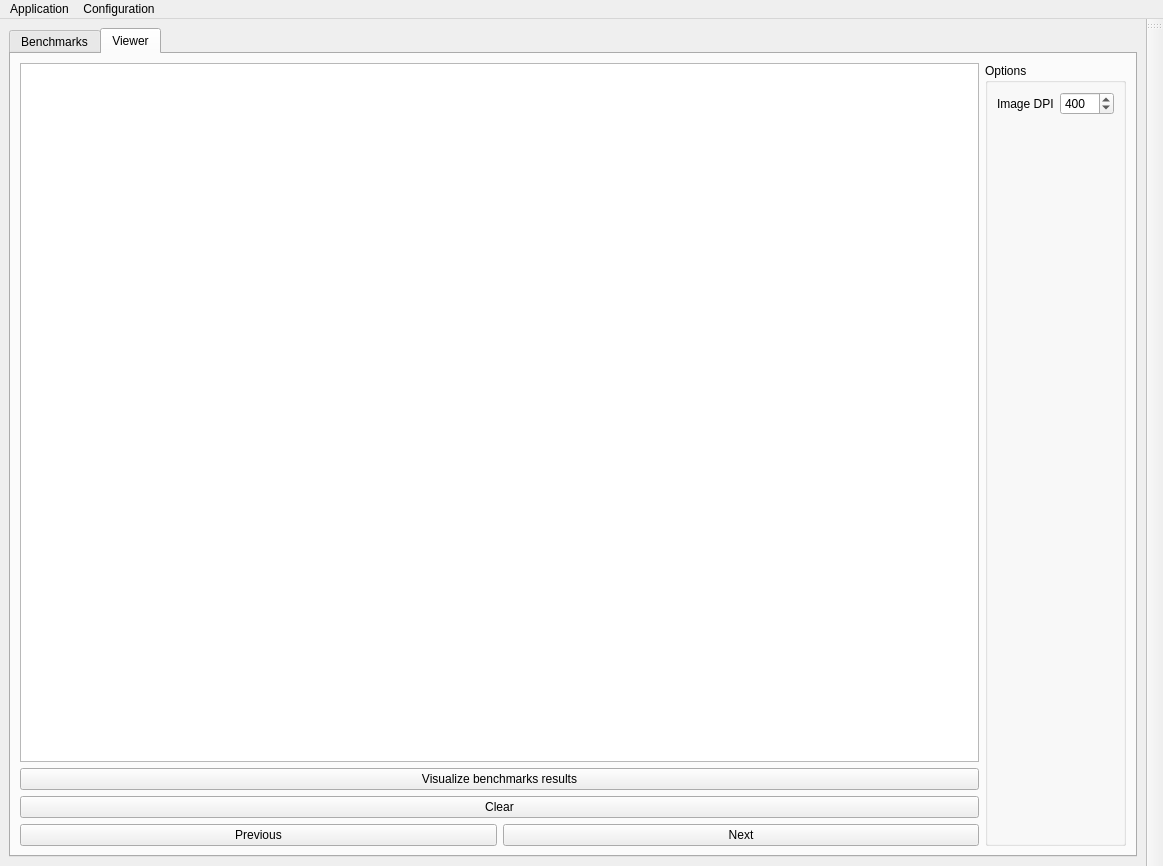
CTCycle/TKBEN-tokenizers-benchmarker, file TokenBenchy/app/assets/window_layout.ui: the form before one commit.
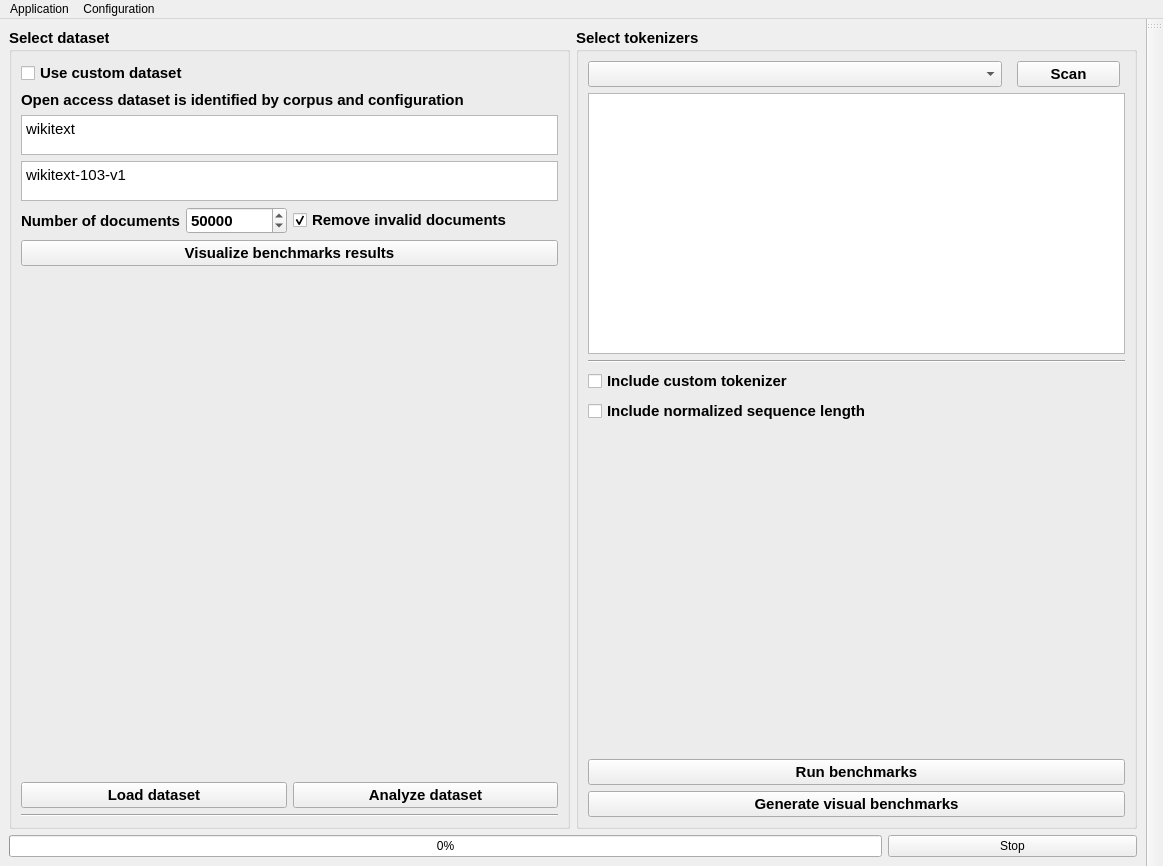
The form after the commit. The open tabs and pages were chosen to show the change.

Commit message: removed viewer from application

Patch:
```diff
--- a/TokenBenchy/app/assets/window_layout.ui
+++ b/TokenBenchy/app/assets/window_layout.ui
@@ -26,25 +26,9 @@
    <property name="styleSheet">
     <string notr="true"/>
    </property>
-   <layout class="QGridLayout" name="gridLayout_3">
-    <item row="0" column="0">
-     <widget class="QTabWidget" name="tabWidget">
-      <property name="maximumSize">
-       <size>
-        <width>16777215</width>
-        <height>16777212</height>
-       </size>
-      </property>
-      <property name="currentIndex">
-       <number>0</number>
-      </property>
-      <widget class="QWidget" name="benchmarkTab">
-       <attribute name="title">
-        <string>Benchmarks</string>
-       </attribute>
        <layout class="QVBoxLayout" name="verticalLayout_2">
         <item>
-         <layout class="QHBoxLayout" name="horizontalLayout" stretch="0,0">
+     <layout class="QHBoxLayout" name="horizontalLayout_3">
           <item>
            <widget class="QGroupBox" name="datasetGroup">
             <property name="font">
@@ -164,6 +148,13 @@
                </item>
               </layout>
              </item>
+         <item>
+          <widget class="QPushButton" name="visualizeResults">
+           <property name="text">
+            <string>Visualize benchmarks results</string>
+           </property>
+          </widget>
+         </item>
              <item>
               <spacer name="verticalSpacer">
                <property name="orientation">
@@ -291,25 +282,26 @@
              <item>
               <widget class="QPushButton" name="runBenchmarks">
                <property name="text">
-                <string>Run tokenizer benchmarks</string>
+            <string>Run benchmarks</string>
                </property>
               </widget>
              </item>
+         <item>
+          <widget class="QPushButton" name="generatePlots">
+           <property name="text">
+            <string>Generate visual benchmarks</string>
+           </property>
+          </widget>
+         </item>
             </layout>
            </widget>
           </item>
          </layout>
         </item>
         <item>
-         <layout class="QHBoxLayout" name="progressBarLayout" stretch="4,1">
+     <layout class="QHBoxLayout" name="horizontalLayout" stretch="7,2">
           <item>
            <widget class="QProgressBar" name="progressBar">
-            <property name="maximumSize">
-             <size>
-              <width>16777215</width>
-              <height>50</height>
-             </size>
-            </property>
             <property name="value">
              <number>0</number>
             </property>
@@ -323,103 +315,6 @@
            </widget>
           </item>
          </layout>
-        </item>
-       </layout>
-      </widget>
-      <widget class="QWidget" name="viewerTab">
-       <attribute name="title">
-        <string>Viewer</string>
-       </attribute>
-       <layout class="QHBoxLayout" name="horizontalLayout_7">
-        <item>
-         <layout class="QHBoxLayout" name="viewerLayout">
-          <item>
-           <layout class="QVBoxLayout" name="verticalLayout_5">
-            <item>
-             <widget class="QGraphicsView" name="figureCanvas"/>
-            </item>
-            <item>
-             <widget class="QPushButton" name="visualizeResults">
-              <property name="text">
-               <string>Visualize benchmarks results</string>
-              </property>
-             </widget>
-            </item>
-            <item>
-             <widget class="QPushButton" name="clearImg">
-              <property name="text">
-               <string>Clear</string>
-              </property>
-             </widget>
-            </item>
-            <item>
-             <layout class="QHBoxLayout" name="horizontalLayout_3">
-              <item>
-               <widget class="QPushButton" name="previousImg">
-                <property name="text">
-                 <string>Previous</string>
-                </property>
-               </widget>
-              </item>
-              <item>
-               <widget class="QPushButton" name="nextImg">
-                <property name="text">
-                 <string>Next</string>
-                </property>
-               </widget>
-              </item>
-             </layout>
-            </item>
-           </layout>
-          </item>
-          <item>
-           <widget class="QGroupBox" name="imageOptionsGroup">
-            <property name="title">
-             <string>Options</string>
-            </property>
-            <layout class="QVBoxLayout" name="verticalLayout_4">
-             <item>
-              <layout class="QHBoxLayout" name="horizontalLayout_5">
-               <item>
-                <widget class="QLabel" name="DPILabel">
-                 <property name="text">
-                  <string>Image DPI</string>
-                 </property>
-                </widget>
-               </item>
-               <item>
-                <widget class="QSpinBox" name="imageDPI">
-                 <property name="maximum">
-                  <number>4096</number>
-                 </property>
-                 <property name="value">
-                  <number>400</number>
-                 </property>
-                </widget>
-               </item>
-              </layout>
-             </item>
-             <item>
-              <spacer name="verticalSpacer_3">
-               <property name="orientation">
-                <enum>Qt::Orientation::Vertical</enum>
-               </property>
-               <property name="sizeHint" stdset="0">
-                <size>
-                 <width>20</width>
-                 <height>40</height>
-                </size>
-               </property>
-              </spacer>
-             </item>
-            </layout>
-           </widget>
-          </item>
-         </layout>
-        </item>
-       </layout>
-      </widget>
-     </widget>
     </item>
    </layout>
   </widget>
```
Lines whose indentation alone changed are shown as unchanged. The commit also changes 5 other files.
